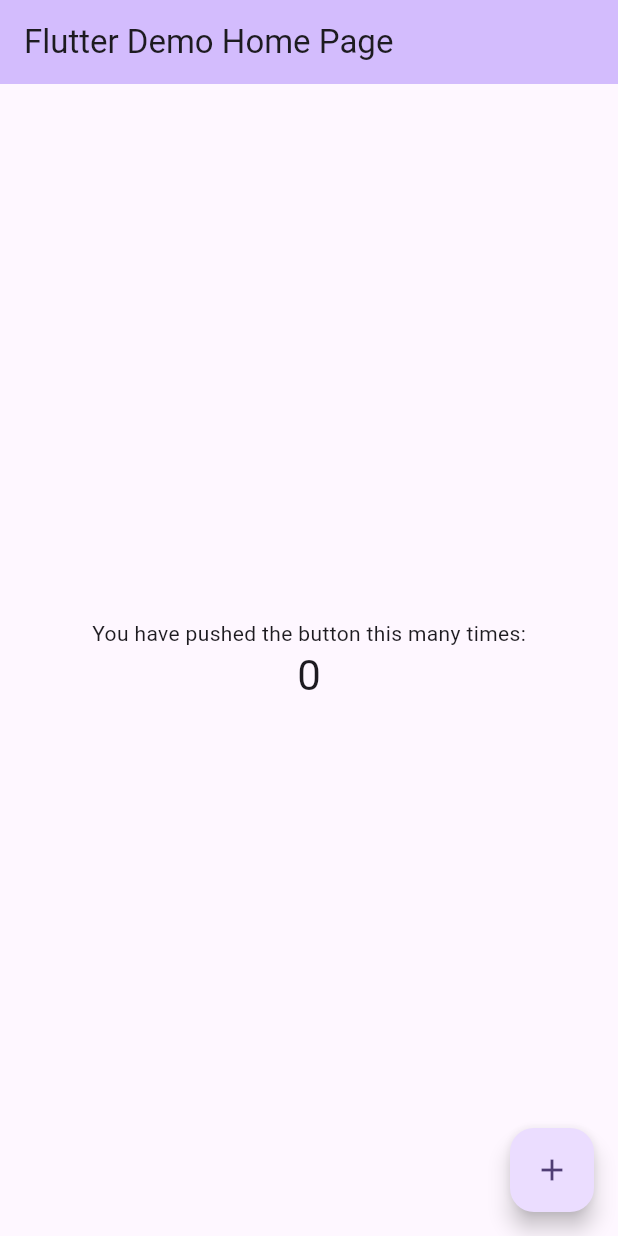
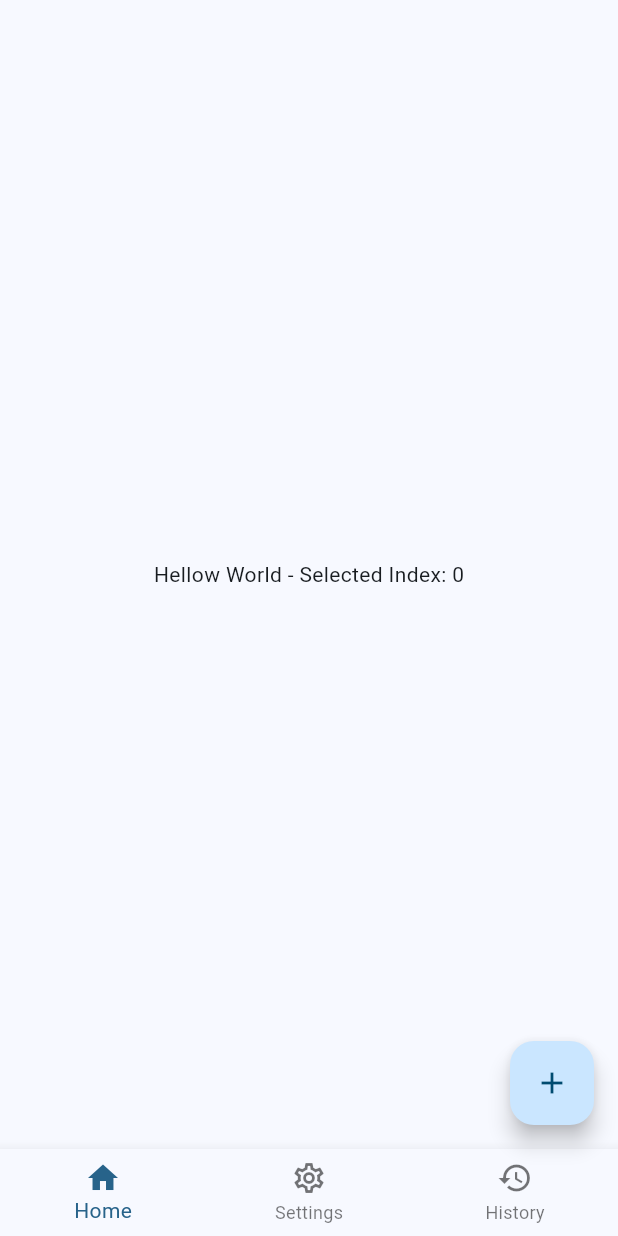
Before and after one commit to izzalDev/pixel_vault, a Flutter app: the screen it shows after launch, on a phone screen of 412 x 824 dp. Run offline on Flutter 3.47's test engine with Material 3 defaults, Android fonts, the phone set to English and light mode, and no system bars.

Commit message:
chore: setup layout

```diff
--- a/analysis_options.yaml
+++ b/analysis_options.yaml
@@ -24,5 +24,7 @@ linter:
     # avoid_print: false  # Uncomment to disable the `avoid_print` rule
     # prefer_single_quotes: true  # Uncomment to enable the `prefer_single_quotes` rule
 
+formatter:
+  trailing_commas: preserve
 # Additional information about this file can be found at
 # https://dart.dev/guides/language/analysis-options
--- a/lib/main.dart
+++ b/lib/main.dart
@@ -11,7 +11,9 @@ class MyApp extends StatelessWidget {
     return MaterialApp(
       title: 'Flutter Demo',
       theme: ThemeData(
-        colorScheme: .fromSeed(seedColor: Colors.deepPurple),
+        colorScheme: ColorScheme.fromSeed(
+          seedColor: Colors.lightBlue,
+        ),
       ),
       home: const MyHomePage(title: 'Flutter Demo Home Page'),
     );
@@ -27,38 +29,93 @@ class MyHomePage extends StatefulWidget {
 }
 
 class _MyHomePageState extends State<MyHomePage> {
-  int _counter = 0;
+  int _selectedIndex = 0;
 
-  void _incrementCounter() {
+  final List<({IconData icon, IconData selectedIcon, String label})> _navItems =
+      const [
+        (
+          icon: Icons.home_outlined,
+          selectedIcon: Icons.home,
+          label: "Home",
+        ),
+        (
+          icon: Icons.settings_outlined,
+          selectedIcon: Icons.settings,
+          label: "Settings",
+        ),
+        (
+          icon: Icons.history_outlined,
+          selectedIcon: Icons.history,
+          label: "History",
+        ),
+      ];
+
+  void _onItemTapped(int index) {
     setState(() {
-     _counter++;
+      _selectedIndex = index;
     });
   }
 
   @override
   Widget build(BuildContext context) {
+    bool isLargeScreen = MediaQuery.of(context).size.width >= 600;
+    final theme = Theme.of(context);
+
     return Scaffold(
-      appBar: AppBar(
-        backgroundColor: Theme.of(context).colorScheme.inversePrimary,
-        title: Text(widget.title),
-      ),
-      body: Center(
-        child: Column(
-          mainAxisAlignment: .center,
+      body: SafeArea(
+        child: Row(
           children: [
-            const Text('You have pushed the button this many times:'),
-            Text(
-              '$_counter',
-              style: Theme.of(context).textTheme.headlineMedium,
+            if (isLargeScreen)
+              NavigationRail(
+                minWidth: 50,
+                backgroundColor: theme.colorScheme.primaryContainer,
+                indicatorColor: Colors.transparent,
+                indicatorShape: RoundedRectangleBorder(
+                  borderRadius: BorderRadius.circular(8.0),
+                ),
+                selectedIndex: _selectedIndex, // Gunakan state
+                onDestinationSelected:
+                    _onItemTapped, // Update state saat dipilih
+                destinations: _navItems.map((item) {
+                  return NavigationRailDestination(
+                    icon: Icon(
+                      item.icon,
+                      size: 24,
+                    ),
+                    selectedIcon: Icon(
+                      item.selectedIcon,
+                      size: 24,
+                    ),
+                    label: Text(item.label),
+                  );
+                }).toList(),
+              ),
+            Expanded(
+              child: Center(
+                child: Text("Hellow World - Selected Index: $_selectedIndex"),
+              ),
             ),
           ],
         ),
       ),
       floatingActionButton: FloatingActionButton(
-        onPressed: _incrementCounter,
+        onPressed: () {},
         tooltip: 'Increment',
         child: const Icon(Icons.add),
       ),
+      bottomNavigationBar: isLargeScreen
+          ? null
+          : BottomNavigationBar(
+              currentIndex: _selectedIndex, // Gunakan state
+              onTap: _onItemTapped, // Update state saat dipilih
+              items: _navItems.map((item) {
+                return BottomNavigationBarItem(
+                  icon: Icon(item.icon),
+                  activeIcon: Icon(item.selectedIcon), // Ikon yang diisi/solid
+                  label: item.label,
+                );
+              }).toList(),
+            ),
     );
   }
 }
```
